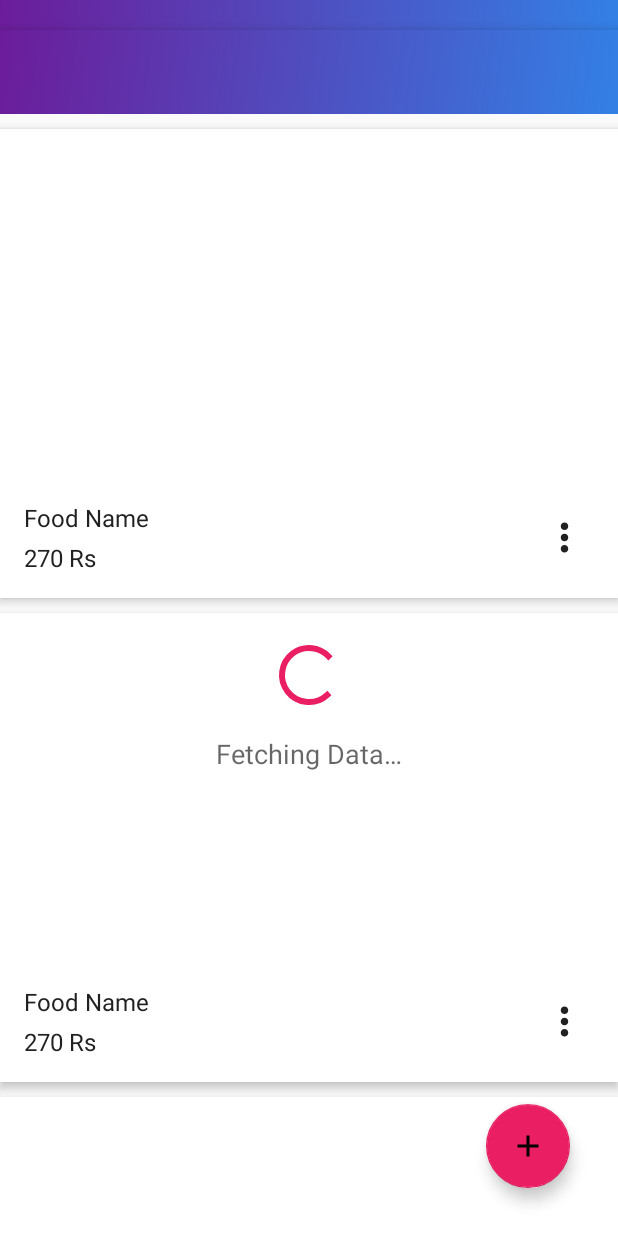
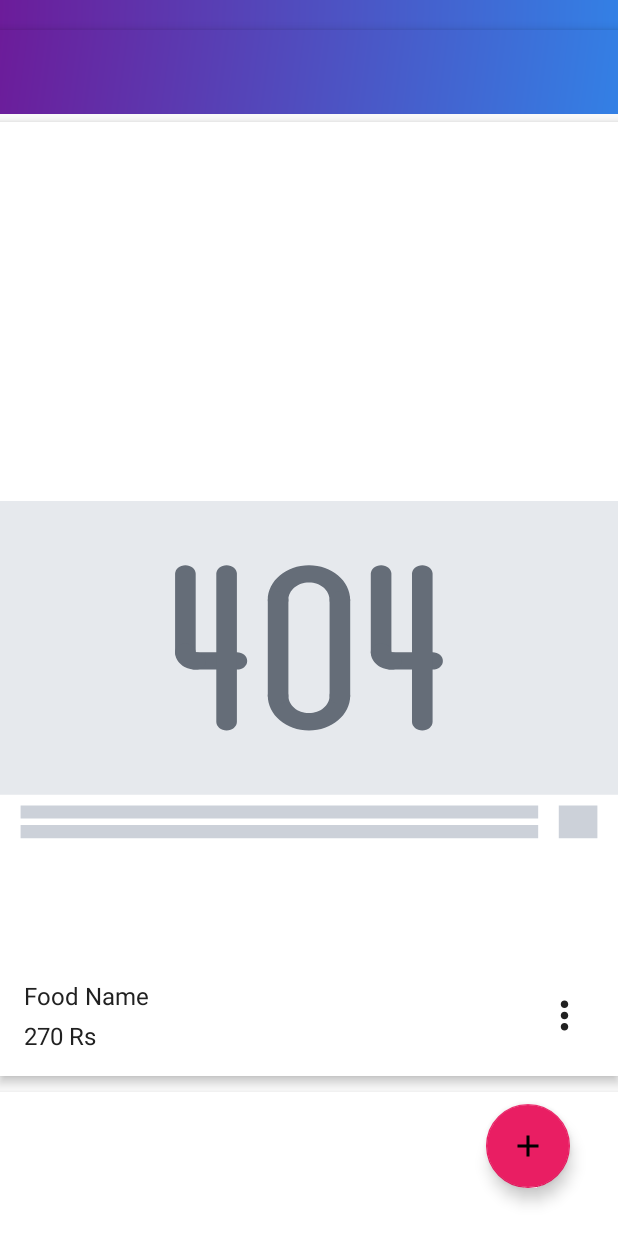
Before and after one commit to sawal-timsina/MenuInf, an Android app: the layout app_bar_layout.xml on its own in the app's theme, with its tools: preview values and no code run, on a phone screen of 412 x 824 dp. Run offline under Robolectric (Android 15) with nearby library versions, the phone set to English and light mode, and no system bars.

Commit message:
Search, Filter data

```diff
--- a/app/src/main/java/com/codeace/menuinf/ui/activity/FoodItemDetails.kt
+++ b/app/src/main/java/com/codeace/menuinf/ui/activity/FoodItemDetails.kt
@@ -2,9 +2,9 @@ package com.codeace.menuinf.ui.activity
 
 import android.os.Bundle
 import androidx.appcompat.app.AppCompatActivity
+import com.bumptech.glide.Glide
 import com.codeace.menuinf.R
 import com.codeace.menuinf.entity.FoodData
-import com.codeace.menuinf.helpers.setImage
 import kotlinx.android.synthetic.main.item_details.*
 
 
@@ -14,7 +14,9 @@ class FoodItemDetails : AppCompatActivity() {
         setContentView(R.layout.item_details)
 
         val foodData: FoodData = intent.extras!!.get("extra_object") as FoodData
-        setImage(this, foodData.food_image, foodImage)
+        Glide.with(this).load(foodData.food_image).centerCrop()
+            .placeholder(R.drawable.imageplaceholder).into(foodImage)
+
         itemName_.text = foodData.food_name
         itemCategory_.text = foodData.food_category
         itemSpiciness_.text = foodData.food_spiciness
--- /dev/null
+++ b/app/src/main/res/drawable/ic_item_not_found.xml
@@ -0,0 +1,77 @@
+<vector xmlns:android="http://schemas.android.com/apk/res/android"
+    android:width="480dp"
+    android:height="320dp"
+    android:viewportWidth="480"
+    android:viewportHeight="320">
+    <path
+        android:fillAlpha="1"
+        android:fillColor="#ffffff"
+        android:pathData="M0,0h480v320h-480z"
+        android:strokeWidth="7.55905533"
+        android:strokeAlpha="1"
+        android:strokeColor="#00000000" />
+    <path
+        android:fillAlpha="1"
+        android:fillColor="#e6e9ed"
+        android:pathData="M0,0h480v270h-480z"
+        android:strokeWidth="6.94343567"
+        android:strokeAlpha="1"
+        android:strokeColor="#00000000" />
+    <path
+        android:fillColor="#656d78"
+        android:pathData="m143.996,147.004c-4.424,0 -8,-3.576 -8,-8l0,-72.008c0,-4.424 3.576,-8 8,-8 4.424,0 8,3.576 8,8l0,72.008c0,4.424 -3.576,8 -8,8z" />
+    <path
+        android:fillColor="#656d78"
+        android:pathData="M184.004,155.012L151.996,155.012c-4.424,0 -8,-3.576 -8,-8 0,-4.424 3.576,-8 8,-8l32.008,0c4.424,0 8,3.576 8,8 0,4.424 -3.576,8 -8,8z" />
+    <path
+        android:fillColor="#656d78"
+        android:pathData="m175.996,211.004c-4.424,0 -8,-3.576 -8,-8L167.996,66.996c0,-4.424 3.576,-8 8,-8 4.424,0 8,3.576 8,8l0,136.008c0,4.424 -3.576,8 -8,8z" />
+    <path
+        android:fillColor="#656d78"
+        android:pathData="m263.996,98.996c-4.424,0 -8,-3.576 -8,-8 0,-8.824 -7.176,-16 -16,-16 -8.824,0 -16,7.176 -16,16 0,4.424 -3.576,8 -8,8 -4.424,0 -8,-3.576 -8,-8 0,-17.648 14.352,-32 32,-32 17.648,0 32,14.352 32,32 0,4.424 -3.576,8 -8,8z" />
+    <path
+        android:fillColor="#656d78"
+        android:pathData="m239.996,210.988c-17.648,0 -32,-14.352 -32,-32 0,-4.424 3.576,-8 8,-8 4.424,0 8,3.576 8,8 0,8.824 7.176,16 16,16 8.824,0 16,-7.176 16,-16 0,-4.424 3.576,-8 8,-8 4.424,0 8,3.576 8,8 0,17.648 -14.352,32 -32,32z" />
+    <path
+        android:fillColor="#656d78"
+        android:pathData="m215.996,186.988c-4.424,0 -8,-3.576 -8,-8L207.996,90.996c0,-4.424 3.576,-8 8,-8 4.424,0 8,3.576 8,8l0,87.992c0,4.424 -3.576,8 -8,8z" />
+    <path
+        android:fillColor="#656d78"
+        android:pathData="m263.996,186.988c-4.424,0 -8,-3.576 -8,-8L255.996,90.996c0,-4.424 3.576,-8 8,-8 4.424,0 8,3.576 8,8l0,87.992c0,4.424 -3.576,8 -8,8z" />
+    <path
+        android:fillColor="#656d78"
+        android:pathData="m151.996,155.004c-8.824,0 -16,-7.176 -16,-16 0,-4.424 3.576,-8 8,-8 4.424,0 8,3.576 8,8l0,0.016c4.424,0 8,3.568 8,7.992 0,4.416 -3.576,7.992 -8,7.992z" />
+    <path
+        android:fillColor="#656d78"
+        android:pathData="m295.996,147.004c-4.424,0 -8,-3.576 -8,-8l0,-72.008c0,-4.424 3.576,-8 8,-8 4.424,0 8,3.576 8,8l0,72.008c0,4.424 -3.576,8 -8,8z" />
+    <path
+        android:fillColor="#656d78"
+        android:pathData="M336.004,155.012L303.996,155.012c-4.424,0 -8,-3.576 -8,-8 0,-4.424 3.576,-8 8,-8l32.008,0c4.424,0 8,3.576 8,8 0,4.424 -3.576,8 -8,8z" />
+    <path
+        android:fillColor="#656d78"
+        android:pathData="m327.996,211.004c-4.424,0 -8,-3.576 -8,-8L319.996,66.996c0,-4.424 3.576,-8 8,-8 4.424,0 8,3.576 8,8l0,136.008c0,4.424 -3.576,8 -8,8z" />
+    <path
+        android:fillColor="#656d78"
+        android:pathData="m303.996,155.004c-8.824,0 -16,-7.176 -16,-16 0,-4.424 3.576,-8 8,-8 4.424,0 8,3.576 8,8l0,0.016c4.424,0 8,3.568 8,7.992 0,4.416 -3.576,7.992 -8,7.992z" />
+    <path
+        android:fillAlpha="1"
+        android:fillColor="#ccd1d9"
+        android:pathData="M16,280h402v12h-402z"
+        android:strokeWidth="7.98783922"
+        android:strokeAlpha="1"
+        android:strokeColor="#00000000" />
+    <path
+        android:fillAlpha="1"
+        android:fillColor="#ccd1d9"
+        android:pathData="M16,298h402v12h-402z"
+        android:strokeWidth="7.98783922"
+        android:strokeAlpha="1"
+        android:strokeColor="#00000000" />
+    <path
+        android:fillAlpha="1"
+        android:fillColor="#ccd1d9"
+        android:pathData="M434,280h30v30h-30z"
+        android:strokeWidth="3.45022082"
+        android:strokeAlpha="1"
+        android:strokeColor="#00000000" />
+</vector>
--- a/app/src/main/res/layout/app_bar_layout.xml
+++ b/app/src/main/res/layout/app_bar_layout.xml
@@ -12,37 +12,32 @@
         android:layout_width="match_parent"
         android:layout_height="wrap_content" />
 
-    <androidx.recyclerview.widget.RecyclerView
-        android:id="@+id/itemRecyclerView"
+    <androidx.swiperefreshlayout.widget.SwipeRefreshLayout
+        android:id="@+id/simpleSwipeRefreshLayout"
         android:layout_width="0dp"
         android:layout_height="0dp"
         app:layout_constraintBottom_toBottomOf="parent"
         app:layout_constraintEnd_toEndOf="parent"
         app:layout_constraintStart_toStartOf="parent"
-        app:layout_constraintTop_toBottomOf="@+id/appbar"
-        tools:listitem="@layout/item_layout" />
+        app:layout_constraintTop_toBottomOf="@+id/appbar">
 
-    <ProgressBar
-        android:id="@+id/loading"
-        style="?android:attr/progressBarStyle"
-        android:layout_width="wrap_content"
-        android:layout_height="wrap_content"
-        android:indeterminate="true"
-        app:layout_constraintBottom_toBottomOf="@id/itemRecyclerView"
-        app:layout_constraintEnd_toEndOf="@id/itemRecyclerView"
-        app:layout_constraintStart_toStartOf="@+id/itemRecyclerView"
-        app:layout_constraintTop_toTopOf="@+id/itemRecyclerView" />
+        <androidx.recyclerview.widget.RecyclerView
+            android:id="@+id/itemRecyclerView"
+            android:layout_width="match_parent"
+            android:layout_height="match_parent"
+            tools:listitem="@layout/item_layout" />
+    </androidx.swiperefreshlayout.widget.SwipeRefreshLayout>
 
-    <TextView
-        android:id="@+id/loadingTextView"
-        android:layout_width="wrap_content"
-        android:layout_height="wrap_content"
-        android:layout_margin="@dimen/fab_margin"
-        android:text="@string/loading"
-        android:textAppearance="@style/TextAppearance.AppCompat.Medium"
-        app:layout_constraintEnd_toEndOf="@+id/itemRecyclerView"
-        app:layout_constraintStart_toStartOf="@+id/itemRecyclerView"
-        app:layout_constraintTop_toBottomOf="@+id/loading" />
+    <View
+        android:id="@+id/noItem"
+        android:layout_width="0dp"
+        android:layout_height="0dp"
+        android:background="@drawable/ic_item_not_found"
+        app:layout_constraintBottom_toBottomOf="@id/simpleSwipeRefreshLayout"
+        app:layout_constraintDimensionRatio="H,16:9"
+        app:layout_constraintEnd_toEndOf="@id/simpleSwipeRefreshLayout"
+        app:layout_constraintStart_toStartOf="@id/simpleSwipeRefreshLayout"
+        app:layout_constraintTop_toTopOf="@id/simpleSwipeRefreshLayout" />
 
     <com.google.android.material.floatingactionbutton.FloatingActionButton
         android:id="@+id/floatingActionButton"
--- a/app/src/main/res/layout/item_layout.xml
+++ b/app/src/main/res/layout/item_layout.xml
@@ -4,7 +4,8 @@
     android:id="@+id/food_parent"
     android:layout_width="match_parent"
     android:layout_height="wrap_content"
-    android:layout_marginTop="10dp"
+    android:layout_marginTop="5dp"
+    android:layout_marginBottom="5dp"
     android:clickable="true"
     android:focusable="true"
     android:transitionName="food_parent"
```
Also changed, not shown: app/src/main/java/com/codeace/menuinf/adapters/FoodAdapter.kt (+7 -2 lines), app/src/main/java/com/codeace/menuinf/db/FoodDataDao.kt (+8 -2 lines), app/src/main/java/com/codeace/menuinf/db/FoodRepository.kt (+29 -17 lines), app/src/main/java/com/codeace/menuinf/helpers/helper.kt (+1 -25 lines), app/src/main/java/com/codeace/menuinf/ui/activity/LoginActivity.kt (+7 -2 lines), app/src/main/java/com/codeace/menuinf/ui/activity/MainActivity.kt (+44 -19 lines), app/src/main/java/com/codeace/menuinf/ui/fragments/FoodDialog.kt (+5 -3 lines), app/src/main/java/com/codeace/menuinf/viewModel/FoodViewModel.kt (+23 -24 lines).
